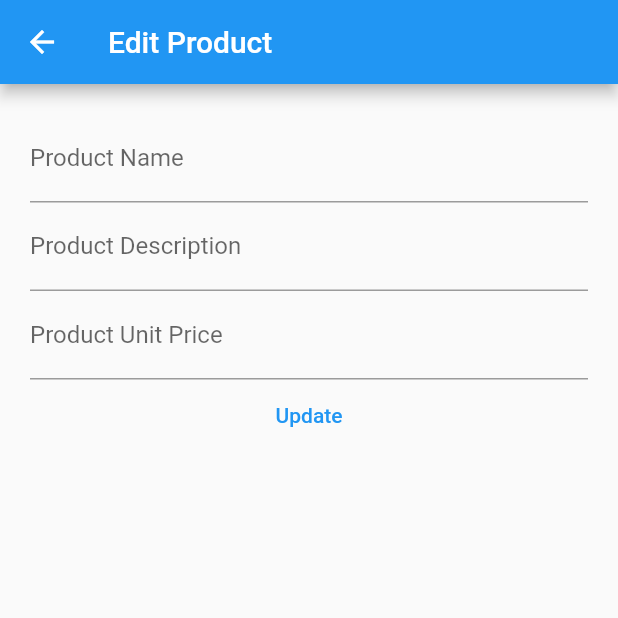
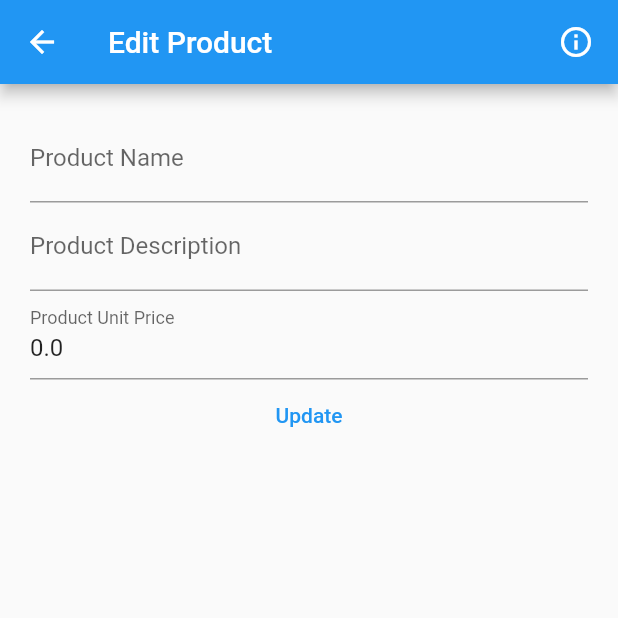
Before and after one commit to sazgez/flutter-sqlite, a Flutter app: the ProductEdit screen opened directly with empty values, on a phone screen of 412 x 824 dp, the top half of it. Run offline on Flutter 3.47's test engine with Material 2 defaults, Android fonts, the phone set to English and light mode, and no system bars; our stand-ins replace sqflite; accounts and stored records are empty.

Commit message:
some updates have been done
changes: TextField -> TextFormField, TextEditingController -> GlobalKey. new added: a mixin class for the validator, PopupMenuItem

```diff
--- a/lib/screens/product_edit.dart
+++ b/lib/screens/product_edit.dart
@@ -1,4 +1,5 @@
 import 'package:flutter/material.dart';
+import 'package:sqflite_demo/validations/product_validator.dart';
 import '../data/database_helper.dart';
 import '../models/product.dart';
 
@@ -11,27 +12,31 @@ class ProductEdit extends StatefulWidget {
   State<ProductEdit> createState() => _ProductEditState();
 }
 
-class _ProductEditState extends State<ProductEdit> {
+class _ProductEditState extends State<ProductEdit> with ProductValidation {
   var dbHelper = DatabaseHelper();
-  var nameController = TextEditingController();
-  var descriptionController = TextEditingController();
-  var unitPriceController = TextEditingController();
+  var formKey = GlobalKey<FormState>();
 
   @override
   Widget build(BuildContext context) {
     return Scaffold(
       appBar: AppBar(
         title: const Text('Edit Product'),
+        actions: [
+          const PopupMenuItem(
+            child: Icon(Icons.info_outline),
+          ),
+        ],
       ),
       body: Container(
         margin: const EdgeInsets.all(20.0),
         child: Form(
+          key: formKey,
           child: Column(
             children: [
-              buildNameField(),
-              buildDescriptionField(),
-              buildUnitPriceField(),
-              buildUpdateButton(),
+              nameFormField(),
+              descriptionFormField(),
+              unitPriceFormField(),
+              updateButton(),
             ],
           ),
         ),
@@ -39,56 +44,64 @@ class _ProductEditState extends State<ProductEdit> {
     );
   }
 
-  TextField buildNameField() {
-    return TextField(
+  TextFormField nameFormField() {
+    return TextFormField(
+      initialValue: widget.selectedProduct.name,
       decoration: InputDecoration(
         labelText: 'Product Name',
         hintText: widget.selectedProduct.name,
       ),
-      controller: nameController,
+      validator: validateName,
+      onSaved: (value) {
+        widget.selectedProduct.name = value!;
+      },
     );
   }
 
-  TextField buildDescriptionField() {
-    return TextField(
+  TextFormField descriptionFormField() {
+    return TextFormField(
+      initialValue: widget.selectedProduct.description,
       decoration: InputDecoration(
         labelText: 'Product Description',
         hintText: widget.selectedProduct.description,
       ),
-      controller: descriptionController,
+      validator: validateDescription,
+      onSaved: (value) {
+        widget.selectedProduct.description = value!;
+      },
     );
   }
 
-  TextField buildUnitPriceField() {
-    return TextField(
+  TextFormField unitPriceFormField() {
+    return TextFormField(
+      initialValue: widget.selectedProduct.unitPrice.toString(),
       decoration: InputDecoration(
         labelText: 'Product Unit Price',
         hintText: widget.selectedProduct.unitPrice.toString(),
       ),
-      controller: unitPriceController,
+      validator: validateUnitPrice,
+      onSaved: (value) {
+        widget.selectedProduct.unitPrice = double.parse(value!);
+      },
     );
   }
 
-  TextButton buildUpdateButton() {
+  TextButton updateButton() {
     return TextButton(
       onPressed: () {
-        editProduct();
-        Navigator.pop(context);
+        if (formKey.currentState!.validate()) {
+          formKey.currentState?.save();
+          editProduct();
+          Navigator.pop(context);
+        }
       },
       child: const Text('Update'),
     );
   }
 
   void editProduct() async {
-    if (nameController.text.isNotEmpty &&
-        descriptionController.text.isNotEmpty &&
-        unitPriceController.text.isNotEmpty) {
-      widget.selectedProduct.name = nameController.text;
-      widget.selectedProduct.description = descriptionController.text;
-      widget.selectedProduct.unitPrice = double.parse(unitPriceController.text);
-      await dbHelper.update(
-        widget.selectedProduct,
-      );
-    }
+    await dbHelper.update(
+      widget.selectedProduct,
+    );
   }
 }
```
Also changed, not shown: lib/screens/product_list.dart (+20 -16 lines), lib/validations/product_validator.dart (added, +24 -0 lines).
